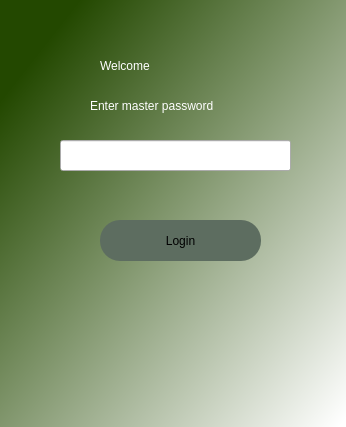
jaroabel/password-vault, file welcompage.ui: the form before one commit.
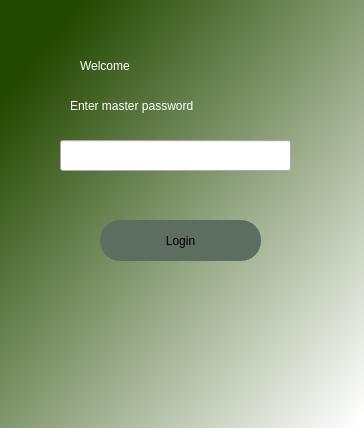
The form after the commit.

```diff
--- a/welcompage.ui
+++ b/welcompage.ui
@@ -6,8 +6,8 @@
    <rect>
     <x>0</x>
     <y>0</y>
-    <width>346</width>
-    <height>427</height>
+    <width>364</width>
+    <height>428</height>
    </rect>
   </property>
   <property name="windowTitle">
@@ -20,9 +20,9 @@
   <widget class="QLabel" name="label">
    <property name="geometry">
     <rect>
-     <x>100</x>
+     <x>80</x>
      <y>40</y>
-     <width>161</width>
+     <width>201</width>
      <height>51</height>
     </rect>
    </property>
@@ -36,9 +36,9 @@
   <widget class="QLabel" name="label_2">
    <property name="geometry">
     <rect>
-     <x>90</x>
+     <x>70</x>
      <y>90</y>
-     <width>181</width>
+     <width>221</width>
      <height>31</height>
     </rect>
    </property>
```
